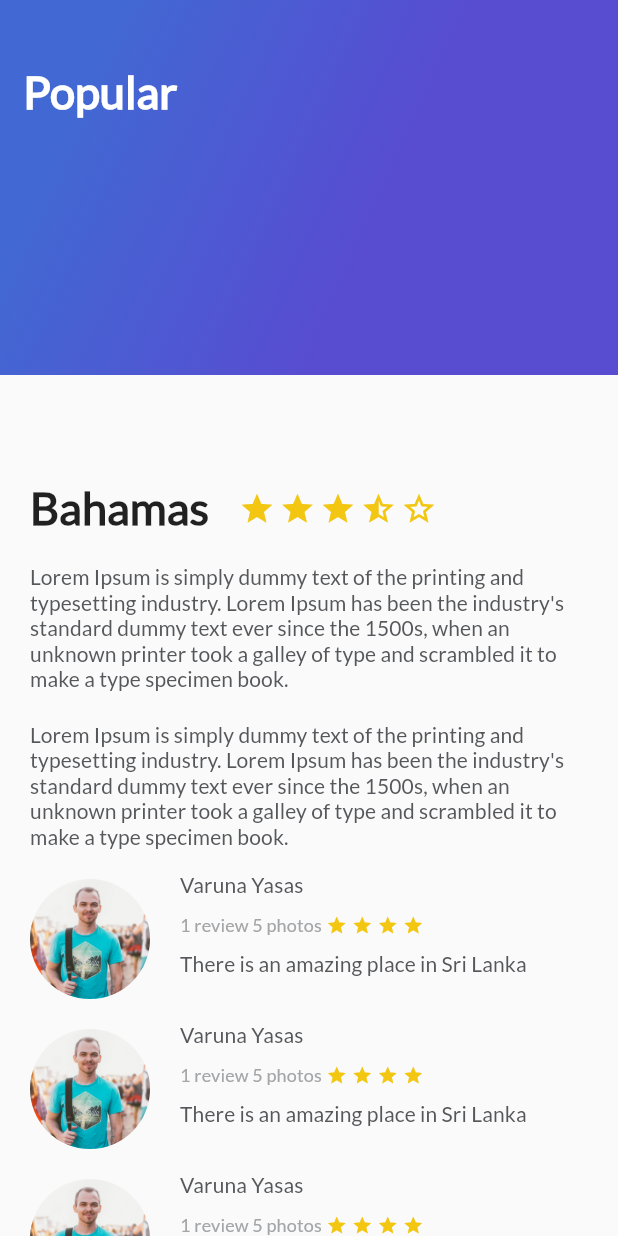
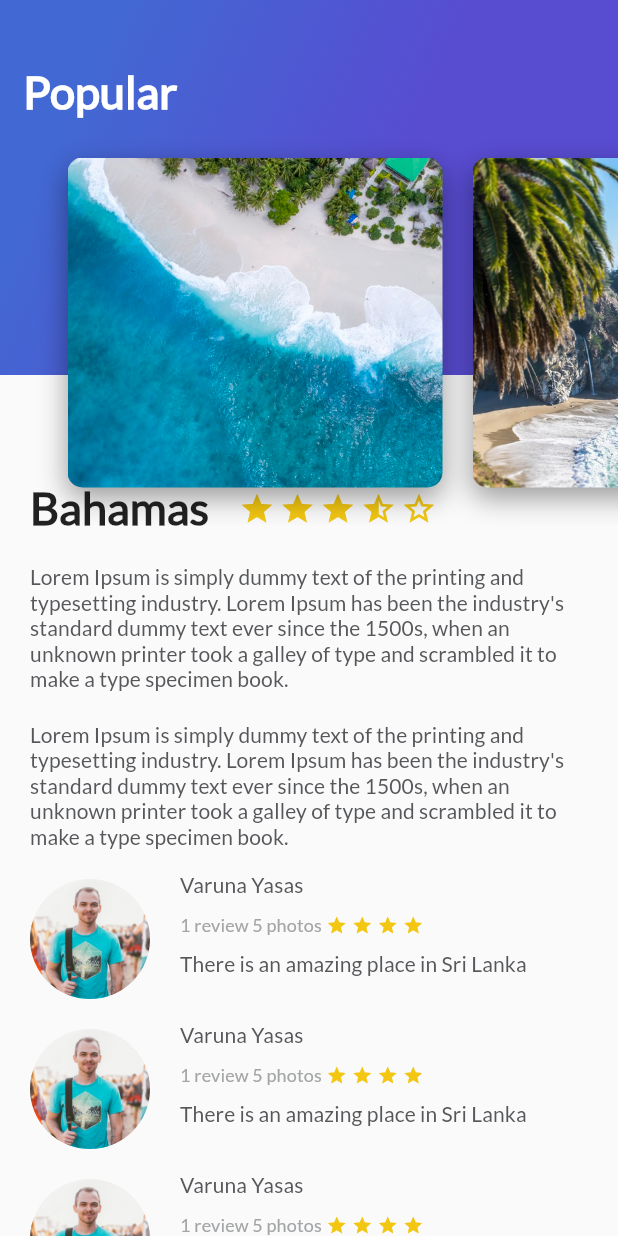
Before and after one commit to efrencodes/favorite-places-flutter, a Flutter app: the screen it shows after launch, on a phone screen of 412 x 824 dp. Run offline on Flutter 3.47's test engine with Material 2 defaults, Android fonts, the phone set to English and light mode, and no system bars.

Commit message:
FEAT Add header_appbar widget

```diff
--- a/lib/card_image.dart
+++ b/lib/card_image.dart
@@ -1,8 +1,8 @@
 import 'package:flutter/material.dart';
 
-String imagePath = 'assets/beach.jpeg';
-
 class CardImage extends StatelessWidget {
+  String imagePath;
+  CardImage(this.imagePath);
   @override
   Widget build(BuildContext context) {
     final card = Container(
--- /dev/null
+++ b/lib/card_image_list.dart
@@ -0,0 +1,23 @@
+import 'package:flutter/material.dart';
+import 'card_image.dart';
+
+class CardImageList extends StatelessWidget {
+  @override
+  Widget build(BuildContext context) {
+    return Container(
+      height: 350.0,
+      child: ListView(
+        padding: EdgeInsets.all(25.0),
+        scrollDirection: Axis.horizontal,
+        children: [
+          CardImage('assets/beach.jpeg'),
+          CardImage('assets/beach_palm.jpeg'),
+          CardImage('assets/mountain_stars.jpeg'),
+          CardImage('assets/mountain.jpeg'),
+          CardImage('assets/river.jpeg'),
+          CardImage('assets/sunset.jpeg'),
+        ],
+      ),
+    );
+  }
+}
--- /dev/null
+++ b/lib/header_appbar.dart
@@ -0,0 +1,12 @@
+import 'package:flutter/material.dart';
+import 'card_image_list.dart';
+import 'gradient_background.dart';
+
+class HeaderAppbar extends StatelessWidget {
+  @override
+  Widget build(BuildContext context) {
+    return Stack(
+      children: [GradientBackground(), CardImageList()],
+    );
+  }
+}
--- a/lib/main.dart
+++ b/lib/main.dart
@@ -1,7 +1,7 @@
 import 'package:flutter/material.dart';
 import 'description_place.dart';
 import 'review_list.dart';
-import 'gradient_background.dart';
+import 'header_appbar.dart';
 
 void main() => runApp(const MyApp());
 
@@ -25,7 +25,7 @@ class MyApp extends StatelessWidget {
               ReviewList()
             ],
           ),
-          GradientBackground()
+          HeaderAppbar()
         ],
       )),
     );
```
